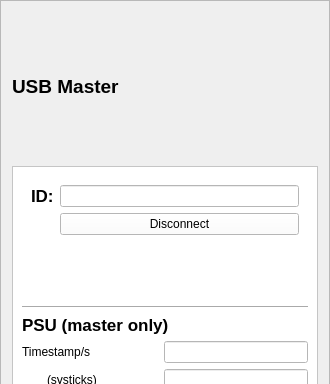
Above: TOAD/ground_station/toad_gcs/toad_frontend/ui/toad_frame_master.ui from cuspaceflight/m3-avionics before the change; both pictures show x 0 to 330 and y 0 to 384 of the 330 by 728 pixel window. Below: the same form after it.
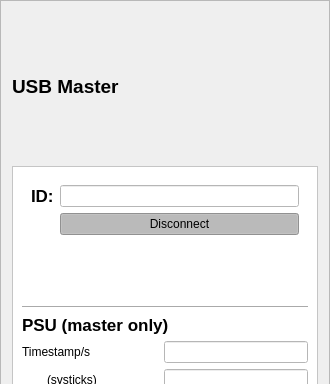
That is the form after the change.

Commit message: Add connect button

What changed in the file:
```diff
--- a/TOAD/ground_station/toad_gcs/toad_frontend/ui/toad_frame_master.ui
+++ b/TOAD/ground_station/toad_gcs/toad_frontend/ui/toad_frame_master.ui
@@ -89,9 +89,21 @@
          </item>
          <item row="1" column="1">
           <widget class="QPushButton" name="pushButton_conn">
+           <property name="focusPolicy">
+            <enum>Qt::NoFocus</enum>
+           </property>
+           <property name="styleSheet">
+            <string notr="true">background-color: rgb(203, 203, 203);</string>
+           </property>
            <property name="text">
             <string>Disconnect</string>
            </property>
+           <property name="checkable">
+            <bool>true</bool>
+           </property>
+           <property name="checked">
+            <bool>true</bool>
+           </property>
           </widget>
          </item>
         </layout>
```
The commit also changes 4 other files.
